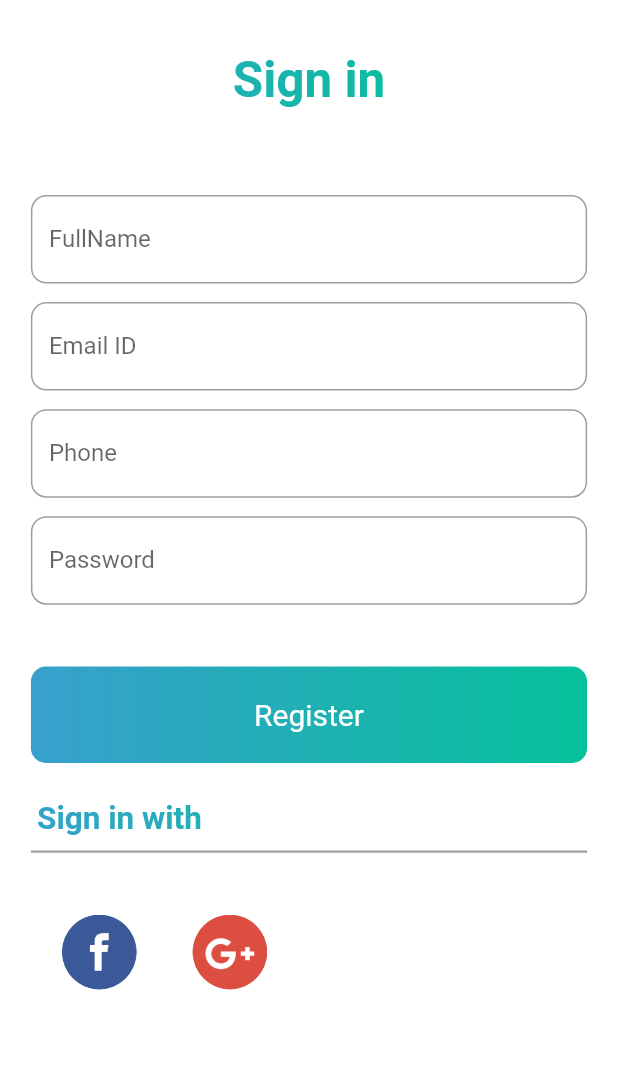
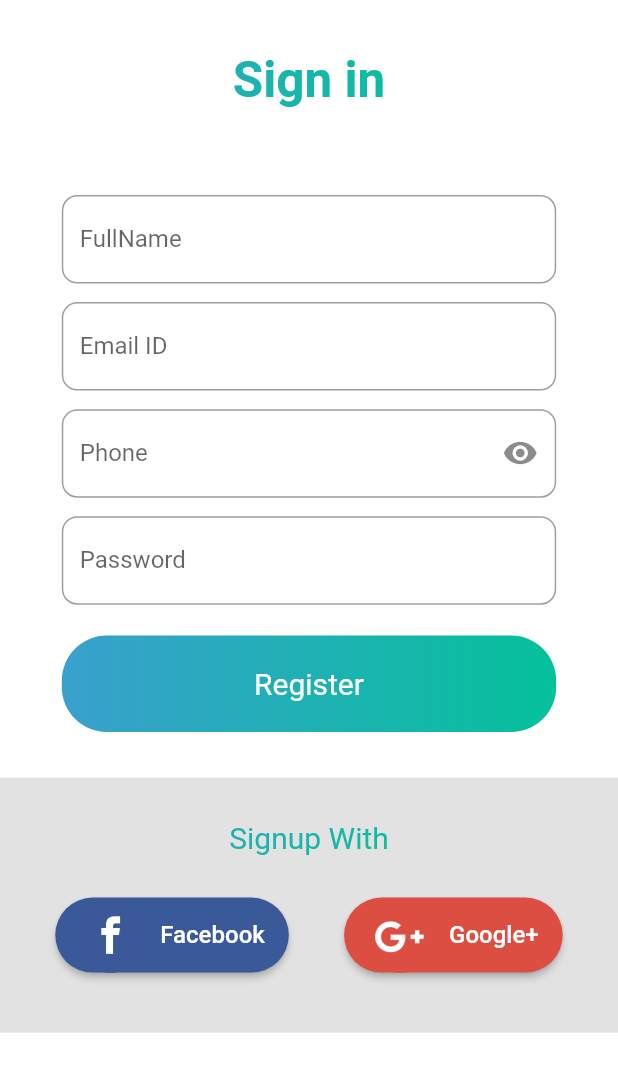
Before and after one commit to PuneethRegonda/Project1, a Flutter app: the screen it shows after launch, after a tap on "Sign in", on a phone screen of 412 x 824 dp. Shown: the top 1072 px of the screen. Run offline on Flutter 3.47's test engine with Material 2 defaults, Android fonts, the phone set to English and light mode, and no system bars; our stand-ins replace modal_progress_hud.

```diff
--- a/lib/main.dart
+++ b/lib/main.dart
@@ -105,7 +105,8 @@ class BodyLayOut extends StatelessWidget {
                 },
                 title: 'Login',
                 width: 350.0,
-                height: 60.0),
+                height: 60.0,
+            ),
             SizedBox(
               height: 10.0,
             ),
--- a/lib/screens/SignUp.dart
+++ b/lib/screens/SignUp.dart
@@ -32,15 +32,21 @@ class _SignInState extends State<SignIn> with LoginValidation {
           body: ListView(children: [
             Container(
 //              width: 220.0,
-              margin: EdgeInsets.fromLTRB(_size.width*0.05, _size.width*0.001, _size.width*0.05, _size.width*0.001),
+              margin: EdgeInsets.fromLTRB(_size.width * 0.05,
+                  _size.width * 0.001, _size.width * 0.05, _size.width * 0.001),
               child: Column(
                 children: <Widget>[
                   Container(
-                    padding: EdgeInsets.fromLTRB(_size.width*0.03, _size.height*0.04, _size.width*0.03, _size.height*0.07),
+                    padding: EdgeInsets.fromLTRB(
+                        _size.width * 0.03,
+                        _size.height * 0.04,
+                        _size.width * 0.03,
+                        _size.height * 0.07),
                     child: Center(
-                      child: Text('Sign in',
+                      child: Text(
+                        'Sign in',
                         style: new TextStyle(
-                            fontSize: _size.width*0.08,
+                            fontSize: _size.width * 0.08,
                             fontWeight: FontWeight.bold,
                             foreground: Paint()..shader = linearGradient),
                       ),
@@ -48,26 +54,32 @@ class _SignInState extends State<SignIn> with LoginValidation {
                   ),
                   Column(
                     children: <Widget>[
-                      TextFormField(
+                      Container(
+                        width: _size.width * 0.8,
+                        child: TextFormField(
                           validator: emailValidation,
                           onSaved: (String value) {
                             setState(() {
                               _userName = value;
                             });
                           },
+                          textCapitalization: TextCapitalization.none,
                           keyboardType: TextInputType.text,
                           decoration: InputDecoration(
                             border: OutlineInputBorder(
-                              borderRadius:
-                              BorderRadius.all(Radius.circular(_size.width*0.025))),
+                                borderRadius: BorderRadius.all(
+                                    Radius.circular(_size.width * 0.025))),
                             hintText: 'FullName',
                             labelText: 'FullName',
                           ),
                         ),
+                      ),
                       SizedBox(
-                        height: _size.width*0.03,
+                        height: _size.width * 0.03,
                       ),
-                      TextFormField(
+                      Container(
+                        width: _size.width * 0.8,
+                        child: TextFormField(
                           validator: passwordValidation,
                           onSaved: (String value) {
                             setState(() {
@@ -77,17 +89,19 @@ class _SignInState extends State<SignIn> with LoginValidation {
                           obscureText: true,
                           decoration: InputDecoration(
                             border: OutlineInputBorder(
-                              borderRadius:
-                              BorderRadius.all(Radius.circular(_size.width*0.025))),
+                                borderRadius: BorderRadius.all(
+                                    Radius.circular(_size.width * 0.025))),
                             hintText: 'Email ID ',
                             labelText: 'Email ID',
                           ),
                         ),
-
+                      ),
                       SizedBox(
-                        height: _size.width*0.03,
+                        height: _size.width * 0.03,
                       ),
-                      TextFormField(
+                      Container(
+                        width: _size.width * 0.8,
+                        child: TextFormField(
                           validator: passwordValidation,
                            onSaved: (String value) {
                             setState(() {
@@ -98,16 +112,24 @@ class _SignInState extends State<SignIn> with LoginValidation {
                           keyboardType: TextInputType.phone,
                           decoration: InputDecoration(
                             border: OutlineInputBorder(
-                              borderRadius:
-                              BorderRadius.all(Radius.circular(_size.width*0.025))),
+                              borderRadius: BorderRadius.all(
+                                 Radius.circular(_size.width * 0.025)),
+                           ),
+
+                            suffixIcon: IconButton(
+                                icon: Icon(Icons.remove_red_eye),
+                                onPressed: () {}),
                             hintText: 'Phone',
                             labelText: 'Phone',
                           ),
                         ),
+                      ),
                       SizedBox(
-                        height: _size.width*0.03,
+                        height: _size.width * 0.03,
                       ),
-                      TextFormField(
+                      Container(
+                        width: _size.width * 0.8,
+                        child: TextFormField(
                           validator: passwordValidation,
                           onSaved: (String value) {
                             setState(() {
@@ -118,14 +140,15 @@ class _SignInState extends State<SignIn> with LoginValidation {
                           obscureText: true,
                           decoration: InputDecoration(
                             border: OutlineInputBorder(
-                              borderRadius:
-                              BorderRadius.all(Radius.circular(_size.width*0.025))),
+                                borderRadius: BorderRadius.all(
+                                    Radius.circular(_size.width * 0.025)),),
                             hintText: 'Password',
                             labelText: 'Password',
                           ),
                         ),
+                      ),
                       SizedBox(
-                        height: _size.width*0.1,
+                        height: _size.width * 0.05,
                       ),
                       Row(
                         mainAxisAlignment: MainAxisAlignment.center,
@@ -135,8 +158,7 @@ class _SignInState extends State<SignIn> with LoginValidation {
 //                          ),
                           GradientButton(
                             onPressed: () {
-                              FocusScope.of(context)
-                                  .requestFocus(FocusNode());
+                              FocusScope.of(context).requestFocus(FocusNode());
                               if (_formKey.currentState.validate() &&
                                   _acceptterms == true) {
                                 _formKey.currentState.save();
@@ -148,10 +170,9 @@ class _SignInState extends State<SignIn> with LoginValidation {
                               }
                             },
                             title: 'Register',
-                            width: _size.width*0.9,
-                            height: _size.height*0.078,
+                            width: _size.width * 0.8,
+                            height: _size.height * 0.078,
                           ),
-
                         ],
                       ),
                     ],
@@ -159,73 +180,87 @@ class _SignInState extends State<SignIn> with LoginValidation {
                 ],
               ),
             ),
+
+            ///
+            ///
+            /// part 2
+            /// sign in with
+            /// FB G+
+            ///
+            ///
+            ///
+            ///
+
+            SizedBox(
+              height: 30.0,
+            ),
             Container(
-              margin: EdgeInsets.fromLTRB(_size.width*0.05, _size.width*0.02, _size.width*0.05, _size.width*0.03),
-
-//              height: 300.0,
+              width: double.infinity,
+              height: 170.0,
+              color: Colors.grey.withOpacity(0.3),
               child: Column(
                 children: <Widget>[
-                  SizedBox(
-                    height: _size.height*0.02,
-                  ),
                   Row(
-                    mainAxisAlignment: MainAxisAlignment.start,
+                    mainAxisAlignment: MainAxisAlignment.center,
+//                    mainAxisSize: MainAxisSize.min,
                     children: <Widget>[
                       SizedBox(
-                        width: _size.width*0.01,
+                        height: 80.0,
                       ),
                       Text(
-                        'Sign in with',
-                        style: new TextStyle(
-                            fontSize: _size.width*0.051,
-                            fontWeight: FontWeight.bold,
-                            foreground: Paint()..shader = linearGradient),
-
+                        'Signup With',
+                      style: TextStyle(
+                        fontSize: 20.0,
+//                        color: Colors.black,
+                          foreground: Paint()..shader = linearGradient,
                       ),
+                      )
                     ],
                   ),
-                  SizedBox(
-                    height: _size.height*0.01,
+//                  SizedBox(
+//                    height: 30.0,
+//                  ),
+                  Row(
+                    mainAxisAlignment: MainAxisAlignment.spaceEvenly,
+                    children: <Widget>[
+                      Container(
+                        height: 50.0,
+                        decoration: BoxDecoration(
+                          borderRadius: BorderRadius.circular(30.0),
                         ),
-                  Container(
-                    color: Colors.grey,
-                    height: 1.5,
-                  ),
-                  SizedBox(
-                    height: _size.height*0.05,
-                  ),
-                  Row(
-                    mainAxisAlignment: MainAxisAlignment.start,
-                    children: <Widget>[
-                      SizedBox(
-                        width: _size.width*0.05,
-                      ),
-                      Container(
-                        width: 50.0,
-                        height: 50.0,
-//                        width: _size.width*0.130,
-//                        height: _size.width*0.13,
-                        decoration: BoxDecoration(
-                          image: DecorationImage(
-                              image: AssetImage('assets/facebook .png'),
-                              fit: BoxFit.fill),
-                          shape: BoxShape.circle,
+                        child: RaisedButton.icon(
+                          onPressed: () {},
+                          icon: Image(image: AssetImage('assets/facebook .png')),
+                          label: Text(
+                            'Facebook',
+                            style: TextStyle(
+                              color: Colors.white,
+                              fontSize: 16.0,
                             ),
                           ),
-                      SizedBox(
-                        width: _size.width*0.09,
-                      ),
-                      Container(
-                        width: 50.0,
-                        height:50.0,
-                        decoration: BoxDecoration(
-                          image: DecorationImage(
-                              image: AssetImage('assets/google-plus.png'),
-                              fit: BoxFit.scaleDown),
-                          shape: BoxShape.circle,
+                          shape: RoundedRectangleBorder(
+                              borderRadius: BorderRadius.circular(30.0)),
+                          color: Color.fromRGBO(58, 89, 152, 1),
                         ),
                       ),
-                      Expanded(child: Container()),
+///
+                      Container(
+                        height: 50.0,
+                        child: RaisedButton.icon(
+                          onPressed: () {},
+                          icon: Image(image: AssetImage('assets/google-plus.png')),
+                          label: Text(
+                            'Google+',
+                            style: TextStyle(
+                              color: Colors.white,
+                              fontSize: 16.0,
+                            ),
+                          ),
+                          shape: RoundedRectangleBorder(
+                              borderRadius: BorderRadius.circular(40.0)),
+                          color: Color.fromRGBO(220, 78, 66, 1),
+                        ),
+                      ),
                     ],
                   ),
                 ],
@@ -238,42 +273,43 @@ class _SignInState extends State<SignIn> with LoginValidation {
   }
 }
 
-
 class GradientButton extends StatelessWidget {
-
-  const GradientButton({
-    Key key,
+  const GradientButton(
+      {Key key,
       @required this.onPressed,
       @required this.title,
       @required this.width,
-    @required this.height
-  }) : super(key: key);
+      @required this.height})
+      : super(key: key);
 
- final  Function onPressed;
+  final Function onPressed;
   final String title;
   final double width;
   final double height;
+
   @override
   Widget build(BuildContext context) {
     return RawMaterialButton(
       splashColor: Colors.lightBlue.withOpacity(0.5),
       onPressed: onPressed,
       child: Container(
-        child: Center(child:
-        Text(title,style: TextStyle(
-            fontSize: 20.0,
-            color: Colors.white
-        ),)),
+        child: Center(
+            child: Text(
+          title,
+          style: TextStyle(fontSize: 20.0, color: Colors.white),
+        )),
         width: width,
         height: height,
         decoration: BoxDecoration(
-          borderRadius: BorderRadius.circular(10.0),
+          borderRadius: BorderRadius.circular(30.0),
           shape: BoxShape.rectangle,
           gradient: new LinearGradient(
-            colors: [Color.fromRGBO(57, 160, 205, 1), Color.fromRGBO(5, 193, 154, 1)],
+            colors: [
+              Color.fromRGBO(57, 160, 205, 1),
+              Color.fromRGBO(5, 193, 154, 1)
+            ],
           ),
         ),
-
       ),
     );
   }
--- a/pubspec.yaml
+++ b/pubspec.yaml
@@ -15,6 +15,7 @@ environment:
 dependencies:
   flutter:
     sdk: flutter
+  modal_progress_hud: ^0.1.2
 
   # The following adds the Cupertino Icons font to your application.
   # Use with the CupertinoIcons class for iOS style icons.
@@ -39,6 +40,7 @@ flutter:
     - assets/FirstScreen.PNG
     - assets/google-plus.png
     - assets/facebook .png
+    - assets/Loder.gif
 
 
   # To add assets to your application, add an assets section, like this:
```
Also changed, not shown: lib/loader.dart (added, +199 -0 lines), lib/screens/Loginscreen.dart (+66 -66 lines), assets/Loder.gif (added). Lines whose indentation alone changed are shown as unchanged.
